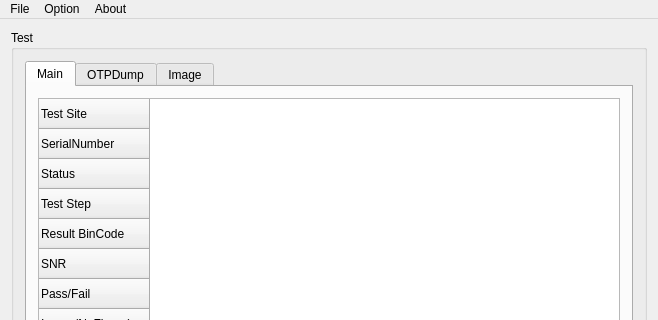
Before: the Qt Designer form Huangpu/fps_testexecutive.ui in fanmuzhi/huangpu, drawn with Qt 5; both pictures show x 0 to 658 and y 0 to 320 of the 658 by 728 pixel window.
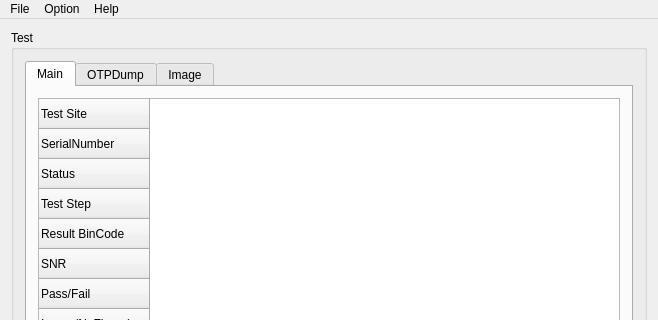
After: the same form once the commit is applied.

The edit to the form file:
```diff
--- a/Huangpu/fps_testexecutive.ui
+++ b/Huangpu/fps_testexecutive.ui
@@ -271,7 +271,7 @@
    </widget>
    <widget class="QMenu" name="menuAbout">
     <property name="title">
-     <string>About</string>
+     <string>Help</string>
     </property>
     <addaction name="actionAbout_FPS_Test_Executive"/>
    </widget>
```
